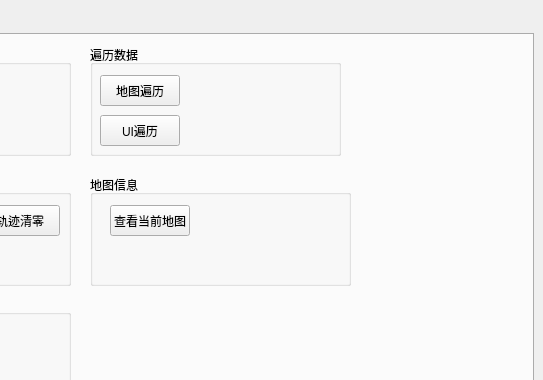
Before: the Qt Designer form mainwindow.ui in kinvcode/BattleMush, drawn with Qt 5; both pictures show x 257 to 800 and y 0 to 380 of the 800 by 600 pixel window.
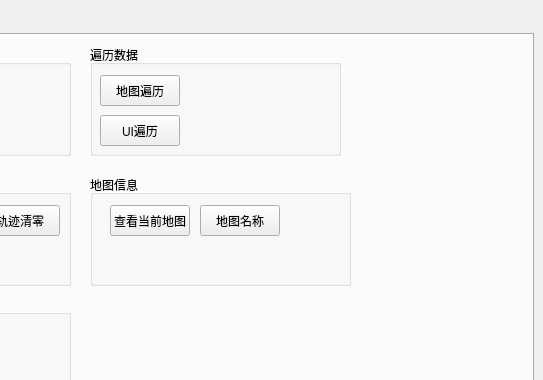
After: the same form once the commit is applied. Custom widgets are drawn as their Qt base class.

The edit to the form file:
```diff
--- a/mainwindow.ui
+++ b/mainwindow.ui
@@ -739,6 +739,31 @@
             <string>查看当前地图</string>
            </property>
           </widget>
+          <widget class="QPushButton" name="pushButton_show_room_map_name">
+           <property name="geometry">
+            <rect>
+             <x>110</x>
+             <y>30</y>
+             <width>80</width>
+             <height>31</height>
+            </rect>
+           </property>
+           <property name="minimumSize">
+            <size>
+             <width>80</width>
+             <height>31</height>
+            </size>
+           </property>
+           <property name="maximumSize">
+            <size>
+             <width>80</width>
+             <height>31</height>
+            </size>
+           </property>
+           <property name="text">
+            <string>地图名称</string>
+           </property>
+          </widget>
          </widget>
         </widget>
         <widget class="QWidget" name="tab_2">
```
